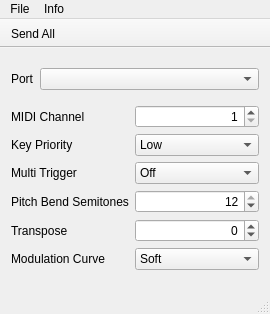
The window that ConfiguratorModelD/MainWindow.ui (masc4ii/ConfiguratorModelD) describes before a commit, drawn with Qt 5.
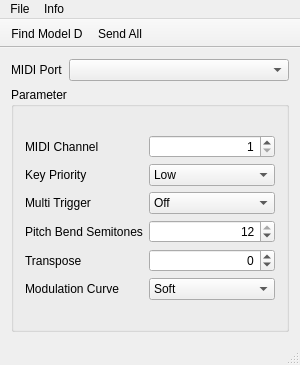
The same window after the commit. Icons and pictures are not drawn.

Commit message: Search button

```diff
--- a/ConfiguratorModelD/MainWindow.ui
+++ b/ConfiguratorModelD/MainWindow.ui
@@ -6,16 +6,42 @@
    <rect>
     <x>0</x>
     <y>0</y>
-    <width>270</width>
-    <height>314</height>
+    <width>300</width>
+    <height>365</height>
    </rect>
   </property>
   <property name="windowTitle">
    <string>Configurator Model D</string>
   </property>
   <widget class="QWidget" name="centralWidget">
+   <layout class="QGridLayout" name="gridLayout_3">
+    <item row="0" column="0">
+     <layout class="QHBoxLayout" name="horizontalLayout">
+      <item>
+       <widget class="QLabel" name="labelPort">
+        <property name="sizePolicy">
+         <sizepolicy hsizetype="Fixed" vsizetype="Preferred">
+          <horstretch>0</horstretch>
+          <verstretch>0</verstretch>
+         </sizepolicy>
+        </property>
+        <property name="text">
+         <string>MIDI Port</string>
+        </property>
+       </widget>
+      </item>
+      <item>
+       <widget class="QComboBox" name="comboBoxPort"/>
+      </item>
+     </layout>
+    </item>
+    <item row="1" column="0">
+     <widget class="QGroupBox" name="groupBox">
+      <property name="title">
+       <string>Parameter</string>
+      </property>
    <layout class="QGridLayout" name="gridLayout_2">
-    <item row="1" column="0" colspan="2">
+       <item row="0" column="0">
      <layout class="QGridLayout" name="gridLayout">
       <item row="0" column="0">
        <widget class="QLabel" name="label">
@@ -170,25 +196,8 @@
       </item>
      </layout>
     </item>
-    <item row="0" column="0" colspan="2">
-     <layout class="QHBoxLayout" name="horizontalLayout">
-      <item>
-       <widget class="QLabel" name="labelPort">
-        <property name="sizePolicy">
-         <sizepolicy hsizetype="Fixed" vsizetype="Preferred">
-          <horstretch>0</horstretch>
-          <verstretch>0</verstretch>
-         </sizepolicy>
-        </property>
-        <property name="text">
-         <string>Port</string>
-        </property>
-       </widget>
-      </item>
-      <item>
-       <widget class="QComboBox" name="comboBoxPort"/>
-      </item>
-     </layout>
+      </layout>
+     </widget>
     </item>
    </layout>
   </widget>
@@ -197,7 +206,7 @@
     <rect>
      <x>0</x>
      <y>0</y>
-     <width>270</width>
+     <width>300</width>
      <height>22</height>
     </rect>
    </property>
@@ -237,6 +246,7 @@
    <attribute name="toolBarBreak">
     <bool>false</bool>
    </attribute>
+   <addaction name="actionFindModelD"/>
    <addaction name="actionSendAll"/>
   </widget>
   <action name="actionQuit">
@@ -272,6 +282,21 @@
     <string>Ctrl+S</string>
    </property>
   </action>
+  <action name="actionFindModelD">
+   <property name="icon">
+    <iconset resource="Ressources.qrc">
+     <normaloff>:/IMG/IMG/Search-icon.png</normaloff>:/IMG/IMG/Search-icon.png</iconset>
+   </property>
+   <property name="text">
+    <string>Find Model D</string>
+   </property>
+   <property name="toolTip">
+    <string>Find the MIDI port of your Model D</string>
+   </property>
+   <property name="shortcut">
+    <string>Ctrl+F</string>
+   </property>
+  </action>
  </widget>
  <layoutdefault spacing="6" margin="11"/>
  <resources>
```
Lines whose indentation alone changed are shown as unchanged. The commit also changes 3 other files.
